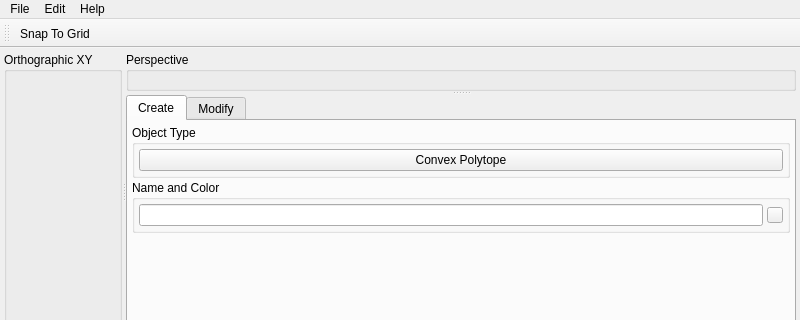
Before: the Qt Designer form projects/rationalcad/forms/rc_window_main.ui in freemancw/rationalcad, drawn with Qt 5; both pictures show x 0 to 800 and y 0 to 320 of the 800 by 604 pixel window.
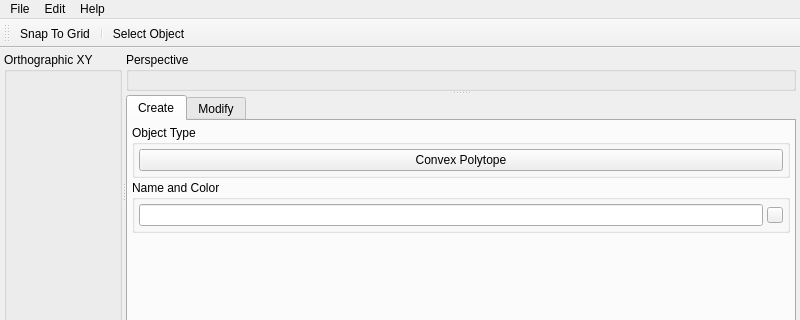
After: the same form once the commit is applied. Icons and pictures are not drawn.

```diff
--- a/projects/rationalcad/forms/rc_window_main.ui
+++ b/projects/rationalcad/forms/rc_window_main.ui
@@ -376,6 +376,8 @@
     <bool>false</bool>
    </attribute>
    <addaction name="action_toggle_snaps"/>
+   <addaction name="separator"/>
+   <addaction name="action_select_object"/>
   </widget>
   <action name="action_about">
    <property name="text">
```
